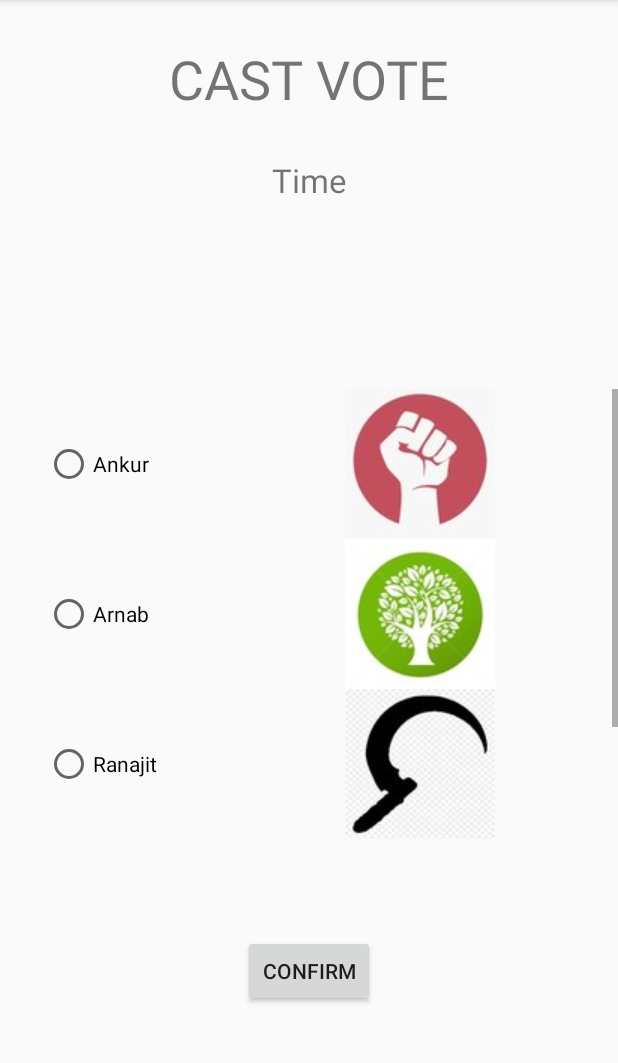
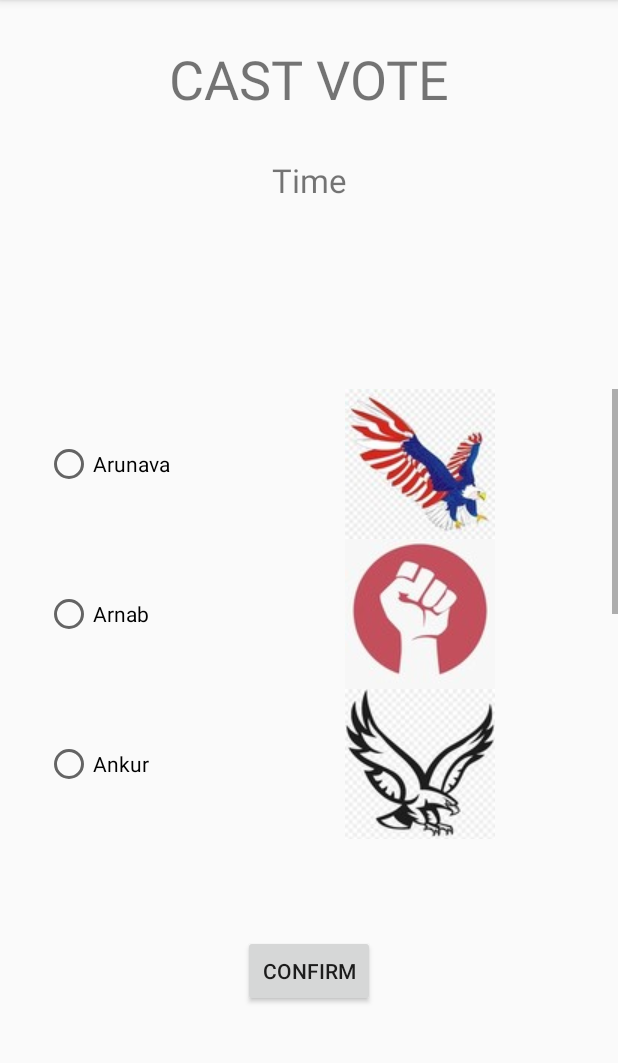
Before and after one commit to ABHISHEK4227/votingApp, an Android app: the CastVote screen opened directly, with no data from a screen before it, on a phone screen of 412 x 824 dp, the part 84-1147 px from its top. Run offline under Robolectric (Android 15) with nearby library versions, the phone set to English and light mode, and no system bars.

Commit message:
updated Ranajit

```diff
--- a/app/src/main/java/com/example/votingapp/CastVote.java
+++ b/app/src/main/java/com/example/votingapp/CastVote.java
@@ -31,14 +31,18 @@
         radioG = (RadioGroup) findViewById(R.id.radiogroup_vote);
 
 //        list = fetchCandidateList();
-        Candidate c0 = new Candidate(new String("Abhishek"), 3);
+        Candidate c0 = new Candidate(new String("Abhishek"), 0);
         Candidate c1 = new Candidate(new String("Ranajit"), 1);
-        Candidate c2 = new Candidate(new String("Arnab"), 2);
-        Candidate c3 = new Candidate(new String("Ankur"), 4);
+        Candidate c2 = new Candidate(new String("Swpanil"), 2);
+        Candidate c3 = new Candidate(new String("Ankur"), 3);
+        Candidate c4 = new Candidate(new String("Arnab"), 4);
+        Candidate c5 = new Candidate(new String("Arunava"), 5);
         list = new CandidateList(c0);
         list.push(c1);
         list.push(c2);
         list.push(c3);
+        list.push(c4);
+        list.push(c5);
         populate();
     }
 
--- a/app/src/main/res/layout/activity_welcome_page.xml
+++ b/app/src/main/res/layout/activity_welcome_page.xml
@@ -39,13 +39,13 @@
         app:layout_constraintEnd_toEndOf="parent"
         app:layout_constraintStart_toStartOf="parent"
         app:layout_constraintTop_toBottomOf="@+id/textView2"
-        app:layout_constraintVertical_bias="0.653" />
+        app:layout_constraintVertical_bias="0.872" />
 
     <Button
         android:id="@+id/button2"
         android:layout_width="wrap_content"
         android:layout_height="wrap_content"
-        android:layout_marginBottom="232dp"
+        android:layout_marginBottom="108dp"
         android:text="Verify Vote"
         app:layout_constraintBottom_toBottomOf="parent"
         app:layout_constraintEnd_toEndOf="parent"
```
